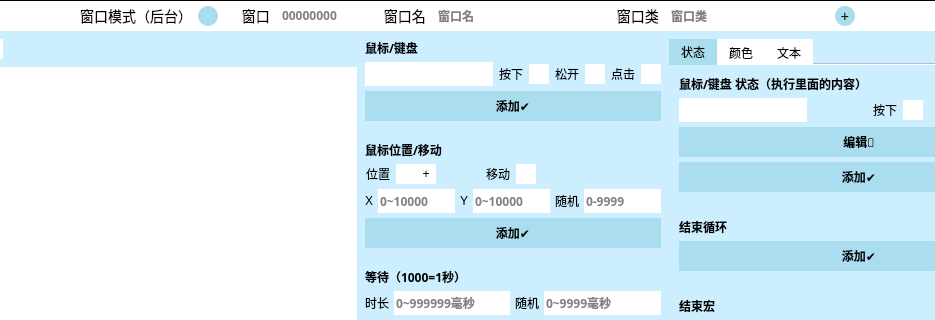
The window that .ui/EditUi.ui (ChiyukiGana/Quickinput) describes before a commit, drawn with Qt 5; both pictures show x 152 to 1087 and y 0 to 320 of the 1200 by 680 pixel window.
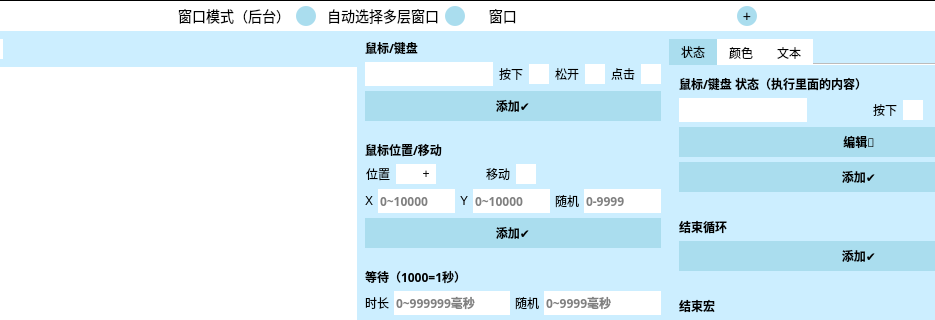
The same window after the commit. Icons and pictures are not drawn. Custom widgets are drawn as their Qt base class.

```diff
--- a/.ui/EditUi.ui
+++ b/.ui/EditUi.ui
@@ -229,7 +229,7 @@
           </widget>
          </item>
          <item>
-          <widget class="QLabel" name="lbWndId">
+          <widget class="QCheckBox" name="chbChildWnd">
            <property name="sizePolicy">
             <sizepolicy hsizetype="Fixed" vsizetype="Fixed">
              <horstretch>0</horstretch>
@@ -244,56 +244,29 @@
              <bold>false</bold>
             </font>
            </property>
+           <property name="focusPolicy">
+            <enum>Qt::ClickFocus</enum>
+           </property>
+           <property name="layoutDirection">
+            <enum>Qt::RightToLeft</enum>
+           </property>
            <property name="styleSheet">
             <string notr="true"/>
            </property>
            <property name="text">
-            <string>　窗口</string>
+            <string>自动选择多层窗口</string>
            </property>
-          </widget>
-         </item>
-         <item>
-          <widget class="QLineEdit" name="etWndId">
-           <property name="sizePolicy">
-            <sizepolicy hsizetype="Fixed" vsizetype="Fixed">
-             <horstretch>0</horstretch>
-             <verstretch>0</verstretch>
-            </sizepolicy>
-           </property>
-           <property name="maximumSize">
-            <size>
-             <width>80</width>
-             <height>16777215</height>
-            </size>
-           </property>
-           <property name="font">
-            <font>
-             <family>Microsoft YaHei</family>
-             <pointsize>-1</pointsize>
-             <weight>75</weight>
-             <bold>true</bold>
-            </font>
-           </property>
-           <property name="focusPolicy">
-            <enum>Qt::ClickFocus</enum>
-           </property>
-           <property name="statusTip">
-            <string/>
-           </property>
-           <property name="inputMask">
-            <string/>
-           </property>
-           <property name="maxLength">
-            <number>32</number>
-           </property>
-           <property name="dragEnabled">
-            <bool>false</bool>
-           </property>
-           <property name="readOnly">
+           <property name="checkable">
             <bool>true</bool>
            </property>
-           <property name="placeholderText">
-            <string>00000000</string>
+           <property name="autoRepeat">
+            <bool>false</bool>
+           </property>
+           <property name="autoExclusive">
+            <bool>false</bool>
+           </property>
+           <property name="tristate">
+            <bool>false</bool>
            </property>
           </widget>
          </item>
@@ -317,7 +290,7 @@
             <string notr="true"/>
            </property>
            <property name="text">
-            <string>　窗口名</string>
+            <string>　窗口</string>
            </property>
           </widget>
          </item>
@@ -359,71 +332,8 @@
             <bool>true</bool>
            </property>
            <property name="placeholderText">
-            <string>窗口名</string>
-           </property>
-          </widget>
-         </item>
-         <item>
-          <widget class="QLabel" name="lbWndClass">
-           <property name="sizePolicy">
-            <sizepolicy hsizetype="Fixed" vsizetype="Fixed">
-             <horstretch>0</horstretch>
-             <verstretch>0</verstretch>
-            </sizepolicy>
-           </property>
-           <property name="font">
-            <font>
-             <family>Microsoft YaHei</family>
-             <pointsize>-1</pointsize>
-             <weight>50</weight>
-             <bold>false</bold>
-            </font>
-           </property>
-           <property name="text">
-            <string>　窗口类</string>
-           </property>
-          </widget>
-         </item>
-         <item>
-          <widget class="QLineEdit" name="etWndClass">
-           <property name="sizePolicy">
-            <sizepolicy hsizetype="MinimumExpanding" vsizetype="Fixed">
-             <horstretch>0</horstretch>
-             <verstretch>0</verstretch>
-            </sizepolicy>
-           </property>
-           <property name="maximumSize">
-            <size>
-             <width>200</width>
-             <height>16777215</height>
-            </size>
-           </property>
-           <property name="font">
-            <font>
-             <family>Microsoft YaHei</family>
-             <pointsize>-1</pointsize>
-             <weight>75</weight>
-             <bold>true</bold>
-            </font>
-           </property>
-           <property name="focusPolicy">
-            <enum>Qt::ClickFocus</enum>
-           </property>
-           <property name="statusTip">
             <string/>
            </property>
-           <property name="inputMask">
-            <string/>
-           </property>
-           <property name="dragEnabled">
-            <bool>false</bool>
-           </property>
-           <property name="readOnly">
-            <bool>true</bool>
-           </property>
-           <property name="placeholderText">
-            <string>窗口类</string>
-           </property>
           </widget>
          </item>
          <item>
```
